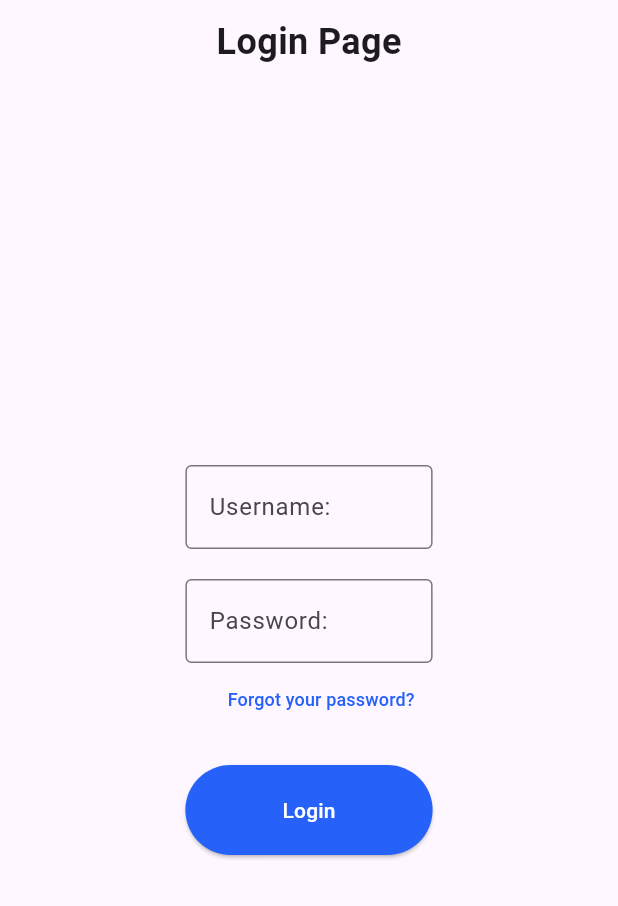
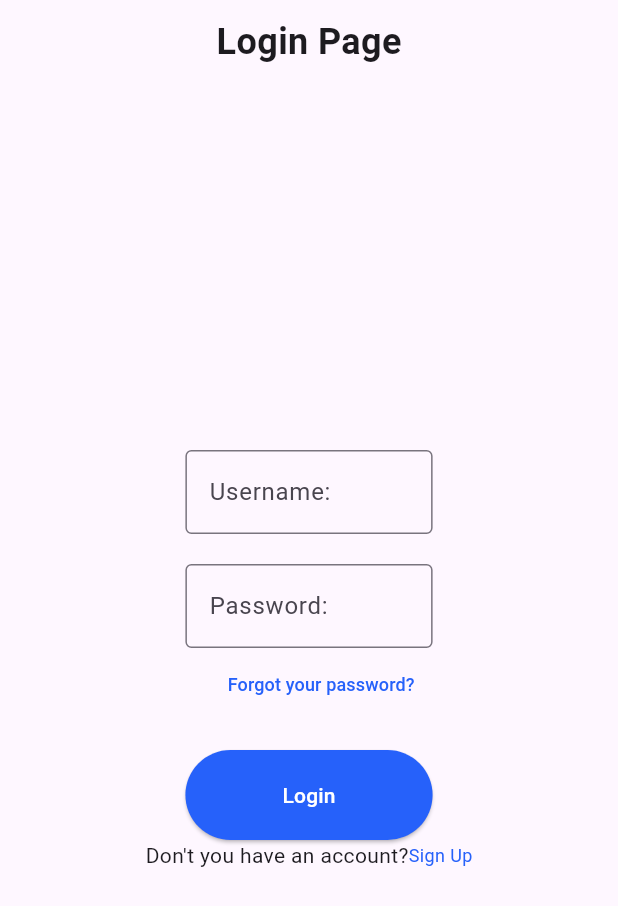
Before and after one commit to Bhoomika1373/Flutter, a Flutter app: the screen it shows after launch, on a phone screen of 412 x 824 dp. Shown: the top 906 px of the screen. Run offline on Flutter 3.47's test engine with Material 3 defaults, Android fonts, the phone set to English and light mode, and no system bars.

Commit message:
uploading changes to github

```diff
--- a/lib/login.dart
+++ b/lib/login.dart
@@ -1,30 +1,33 @@
-import 'dart:ui';
+import 'package:flutter/material.dart';
+import 'SignupPage.dart';
 
-import 'package:flutter/material.dart';
+// ignore: camel_case_types
+class login extends StatelessWidget {
+  const login({super.key});
 
-class login extends StatelessWidget {
+  @override
   Widget build(BuildContext context) {
     return MaterialApp(
         home: Scaffold(
       appBar: AppBar(
-        flexibleSpace: Center(
+        flexibleSpace: const Center(
           child: Text('Login Page',
               style: TextStyle(fontSize: 24, fontWeight: FontWeight.bold)),
         ),
       ),
       body: Center(
           child: Column(mainAxisAlignment: MainAxisAlignment.center, children: [
-        Container(
+        SizedBox(
             width: MediaQuery.of(context).size.width * 0.4,
-            child: TextField(
+            child: const TextField(
                 decoration: InputDecoration(
               labelText: "Username:",
               border: OutlineInputBorder(),
             ))),
-        SizedBox(height: 20.0),
-        Container(
+        const SizedBox(height: 20.0),
+        SizedBox(
             width: MediaQuery.of(context).size.width * 0.4,
-            child: TextField(
+            child: const TextField(
                 decoration: InputDecoration(
               labelText: "Password:",
               border: OutlineInputBorder(),
@@ -34,12 +37,12 @@ class login extends StatelessWidget {
             width: MediaQuery.of(context).size.width * 0.4,
             child: TextButton(
               onPressed: () {},
-              child: Text(
+              child: const Text(
                 "Forgot your password?",
                 style: TextStyle(fontSize: 12, color: Color(0XFF2661FA)),
               ),
             )),
-        SizedBox(
+        const SizedBox(
           height: 20,
         ),
         Container(
@@ -51,12 +54,30 @@ class login extends StatelessWidget {
                 shape: RoundedRectangleBorder(
                   borderRadius: BorderRadius.circular(80.0),
                 ),
-                minimumSize: Size(200, 60),
-                backgroundColor: Color(0XFF2661FA), // Background color
+                minimumSize: const Size(200, 60),
+                backgroundColor: const Color(0XFF2661FA), // Background color
                 foregroundColor: Colors.white, // Text color
               ),
-              child: Text('Login'),
-            ))
+              child: const Text('Login'),
+            )),
+        Row(
+            mainAxisAlignment: MainAxisAlignment.center,
+            crossAxisAlignment: CrossAxisAlignment.center,
+            children: [
+              const Text("Don't you have an account?"),
+              GestureDetector(
+                onTap: () {
+                  Navigator.push(
+                    context,
+                    MaterialPageRoute(builder: (context) => const SignupPage()),
+                  );
+                },
+                child: const Text(
+                  "Sign Up",
+                  style: TextStyle(fontSize: 12, color: Color(0XFF2661FA)),
+                ),
+              )
+            ])
       ])),
     ));
   }
--- a/lib/main.dart
+++ b/lib/main.dart
@@ -2,5 +2,16 @@ import 'package:flutter/material.dart';
 import 'login.dart';
 
 void main() {
-  runApp(login());
+  runApp(const MyApp());
 }
+
+class MyApp extends StatelessWidget {
+  const MyApp({super.key});
+
+  @override
+  Widget build(BuildContext context) {
+    return const MaterialApp(
+      home: login(),
+    );
+  }
+}
```
Also changed, not shown: lib/SignupPage.dart (added, +108 -0 lines), 15 other files.
